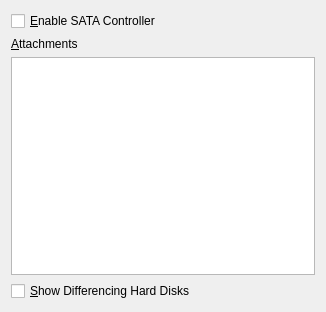
The window that src/VBox/Frontends/VirtualBox/ui/VBoxVMSettingsHD.ui (scgtrp/vbox-haiku) describes before a commit, drawn with Qt 5.
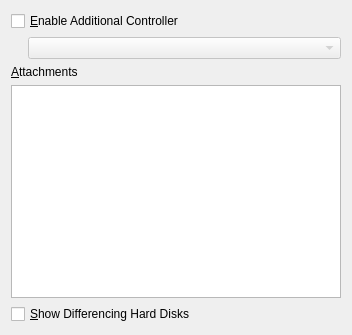
The same window after the commit. Custom widgets are drawn as their Qt base class.

Patch:
```diff
--- a/src/VBox/Frontends/VirtualBox/ui/VBoxVMSettingsHD.ui
+++ b/src/VBox/Frontends/VirtualBox/ui/VBoxVMSettingsHD.ui
@@ -17,30 +17,57 @@
  additional information or have any questions.
  </comment>
  <class>VBoxVMSettingsHD</class>
- <widget class="QWidget" name="VBoxVMSettingsHD" >
-  <property name="geometry" >
+ <widget class="QWidget" name="VBoxVMSettingsHD">
+  <property name="geometry">
    <rect>
     <x>0</x>
     <y>0</y>
-    <width>326</width>
-    <height>312</height>
+    <width>352</width>
+    <height>335</height>
    </rect>
   </property>
-  <layout class="QGridLayout" >
-   <item row="0" column="0" >
-    <widget class="QCheckBox" name="mSATACheck" >
-     <property name="whatsThis" >
-      <string>When checked, enables the virtual SATA controller of this machine. Note that you cannot attach hard disks to SATA ports when the virtual SATA controller is disabled.</string>
+  <layout class="QVBoxLayout" name="verticalLayout">
+   <item>
+    <widget class="QCheckBox" name="mAddControllerCheck">
+     <property name="whatsThis">
+      <string>When checked, enables an additional virtual controller (either SATA or SCSI) of this machine.</string>
      </property>
-     <property name="text" >
-      <string>&amp;Enable SATA Controller</string>
+     <property name="text">
+      <string>&amp;Enable Additional Controller</string>
      </property>
     </widget>
    </item>
-   <item row="1" column="0" >
-    <widget class="QILabelSeparator" name="label" >
-     <property name="sizePolicy" >
-      <sizepolicy vsizetype="Preferred" hsizetype="MinimumExpanding" >
+   <item>
+    <layout class="QHBoxLayout" name="horizontalLayout">
+     <item>
+      <spacer name="horizontalSpacer">
+       <property name="orientation">
+        <enum>Qt::Horizontal</enum>
+       </property>
+       <property name="sizeType">
+        <enum>QSizePolicy::Fixed</enum>
+       </property>
+       <property name="sizeHint" stdset="0">
+        <size>
+         <width>17</width>
+         <height>17</height>
+        </size>
+       </property>
+      </spacer>
+     </item>
+     <item>
+      <widget class="QComboBox" name="mCbControllerType">
+       <property name="enabled">
+        <bool>false</bool>
+       </property>
+      </widget>
+     </item>
+    </layout>
+   </item>
+   <item>
+    <widget class="QILabelSeparator" name="label">
+     <property name="sizePolicy">
+      <sizepolicy hsizetype="MinimumExpanding" vsizetype="Preferred">
        <horstretch>0</horstretch>
        <verstretch>0</verstretch>
       </sizepolicy>
@@ -53,30 +80,21 @@
      </property>
     </widget>
    </item>
-   <item row="2" column="0" >
-    <widget class="QWidget" native="1" name="mGbAts" >
-     <property name="minimumSize" >
+   <item>
+    <widget class="QWidget" name="mGbAts" native="true">
+     <property name="minimumSize">
       <size>
        <width>0</width>
        <height>200</height>
       </size>
      </property>
-     <layout class="QHBoxLayout" >
-      <property name="leftMargin" >
-       <number>0</number>
-      </property>
-      <property name="topMargin" >
-       <number>0</number>
-      </property>
-      <property name="rightMargin" >
-       <number>0</number>
-      </property>
-      <property name="bottomMargin" >
+     <layout class="QHBoxLayout">
+      <property name="margin">
        <number>0</number>
       </property>
       <item>
-       <widget class="QITableView" name="mTwAts" >
-        <property name="contextMenuPolicy" >
+       <widget class="QITableView" name="mTwAts">
+        <property name="contextMenuPolicy">
          <enum>Qt::ActionsContextMenu</enum>
         </property>
         <property name="whatsThis" >
@@ -108,9 +126,9 @@
      </layout>
     </widget>
    </item>
-   <item row="3" column="0" >
-    <widget class="QCheckBox" name="mShowDiffsCheck" >
-     <property name="whatsThis" >
+   <item>
+    <widget class="QCheckBox" name="mShowDiffsCheck">
+     <property name="whatsThis">
       <string>If checked, it will show differencing hard disks actually attached to the slots instead of their base hard disks (shown in case of indirect attachments) and will also let attach other differencing hard disks explicitly. Check this only if you need a complex hard disk setup.</string>
      </property>
      <property name="text" >
```
Left out of the diff: 32 changed lines with no effect on the pictures.
